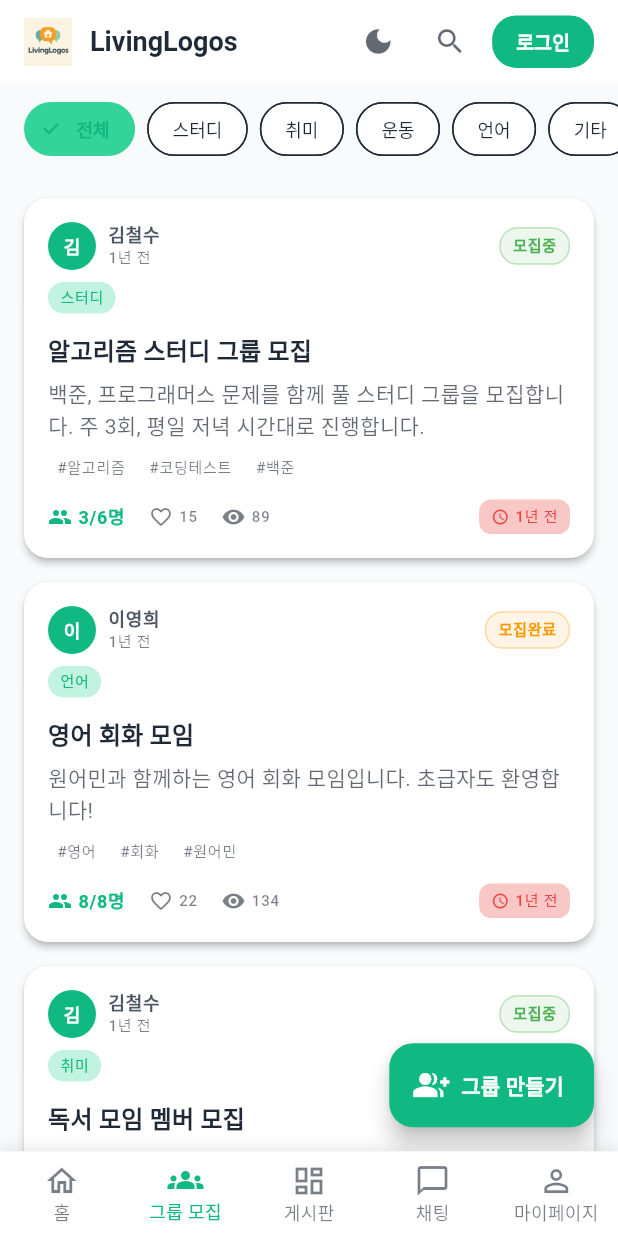
After one commit to Dormitory-community/flutter, a Flutter app: the screen it shows after launch, item 2 of the bottom bar chosen, on a phone screen of 412 x 824 dp. The commit adds this screen. Run offline on Flutter 3.47's test engine with Material 3 defaults, Android fonts, the phone set to English and light mode, and no system bars; our stand-ins replace flutter_riverpod, go_router, shared_preferences, supabase_flutter, timeago; missing offline and left inert: kakao_flutter_sdk; accounts and stored records are empty; Roboto replaces fonts that are missing (Pretendard).

Commit message:
feat: 로고 마이그레이션

```diff
--- a/lib/core/router/app_router.dart
+++ b/lib/core/router/app_router.dart
@@ -10,7 +10,7 @@ import '../../features/home/screens/main_scaffold.dart';
 import '../../features/boards/screens/boards_screen.dart';
 // import '../../features/boards/screens/board_detail_screen.dart';
 // import '../../features/boards/screens/board_write_screen.dart';
-// import '../../features/groups/screens/groups_screen.dart';
+import '../../features/groups/screens/groups_screen.dart';
 // import '../../features/groups/screens/group_detail_screen.dart';
 // import '../../features/groups/screens/group_write_screen.dart';
 // import '../../features/account/screens/my_page_screen.dart';
@@ -106,12 +106,12 @@ final routerProvider = Provider<GoRouter>((ref) {
               child: BoardsScreen(),
             ),
           ),
-          // GoRoute(
-          //   path: AppRoutes.groups,
-          //   pageBuilder: (context, state) => const NoTransitionPage(
-          //     child: GroupsScreen(),
-          //   ),
-          // ),
+          GoRoute(
+            path: AppRoutes.groups,
+            pageBuilder: (context, state) => const NoTransitionPage(
+              child: GroupsScreen(),
+            ),
+          ),
           // GoRoute(
           //   path: AppRoutes.myPage,
           //   pageBuilder: (context, state) => const NoTransitionPage(
--- /dev/null
+++ b/lib/features/groups/screens/groups_screen.dart
@@ -0,0 +1,499 @@
+import 'package:flutter/material.dart';
+import 'package:flutter_riverpod/flutter_riverpod.dart';
+import 'package:go_router/go_router.dart';
+import 'package:timeago/timeago.dart' as timeago;
+
+import '../../../core/router/app_router.dart';
+import '../../../core/models/user_model.dart';
+
+// Group model
+class GroupModel {
+  final String id;
+  final String title;
+  final String content;
+  final UserModel author;
+  final DateTime createdAt;
+  final DateTime updatedAt;
+  final String category;
+  final int likes;
+  final int views;
+  final List<String> tags;
+  final int participantCount;
+  final int maxParticipants;
+  final DateTime? deadline;
+  final String status; // recruiting, full, closed
+
+  GroupModel({
+    required this.id,
+    required this.title,
+    required this.content,
+    required this.author,
+    required this.createdAt,
+    required this.updatedAt,
+    required this.category,
+    this.likes = 0,
+    this.views = 0,
+    this.tags = const [],
+    required this.participantCount,
+    required this.maxParticipants,
+    this.deadline,
+    this.status = 'recruiting',
+  });
+
+  String get excerpt {
+    const maxLength = 100;
+    if (content.length <= maxLength) return content;
+    return '${content.substring(0, maxLength)}...';
+  }
+
+  bool get isRecruiting => status == 'recruiting';
+  bool get isFull => participantCount >= maxParticipants;
+  Color get statusColor {
+    switch (status) {
+      case 'recruiting':
+        return Colors.green;
+      case 'full':
+        return Colors.orange;
+      case 'closed':
+        return Colors.red;
+      default:
+        return Colors.grey;
+    }
+  }
+
+  String get statusText {
+    switch (status) {
+      case 'recruiting':
+        return '모집중';
+      case 'full':
+        return '모집완료';
+      case 'closed':
+        return '모집마감';
+      default:
+        return '알수없음';
+    }
+  }
+}
+
+// Mock data provider
+final groupsProvider = StateProvider<List<GroupModel>>((ref) {
+  final mockUser1 = UserModel(
+    id: 'user-1',
+    email: 'chulsoo.kim@example.com',
+    name: '김철수',
+    studentId: '202312345',
+  );
+
+  final mockUser2 = UserModel(
+    id: 'user-2',
+    email: 'younghee.lee@example.com',
+    name: '이영희',
+    studentId: '202254321',
+  );
+
+  return [
+    GroupModel(
+      id: '1',
+      title: '알고리즘 스터디 그룹 모집',
+      content: '백준, 프로그래머스 문제를 함께 풀 스터디 그룹을 모집합니다. 주 3회, 평일 저녁 시간대로 진행합니다.',
+      author: mockUser1,
+      createdAt: DateTime(2024, 7, 20, 14, 0, 0),
+      updatedAt: DateTime(2024, 7, 20, 14, 0, 0),
+      category: '스터디',
+      likes: 15,
+      tags: ['알고리즘', '코딩테스트', '백준'],
+      views: 89,
+      participantCount: 3,
+      maxParticipants: 6,
+      deadline: DateTime(2024, 7, 25),
+      status: 'recruiting',
+    ),
+    GroupModel(
+      id: '2',
+      title: '영어 회화 모임',
+      content: '원어민과 함께하는 영어 회화 모임입니다. 초급자도 환영합니다!',
+      author: mockUser2,
+      createdAt: DateTime(2024, 7, 19, 16, 30, 0),
+      updatedAt: DateTime(2024, 7, 19, 16, 30, 0),
+      category: '언어',
+      likes: 22,
+      tags: ['영어', '회화', '원어민'],
+      views: 134,
+      participantCount: 8,
+      maxParticipants: 8,
+      deadline: DateTime(2024, 7, 22),
+      status: 'full',
+    ),
+    GroupModel(
+      id: '3',
+      title: '독서 모임 멤버 모집',
+      content: '한 달에 한 권씩 책을 읽고 토론하는 독서 모임입니다. 다양한 장르의 책을 읽어보아요.',
+      author: mockUser1,
+      createdAt: DateTime(2024, 7, 18, 20, 15, 0),
+      updatedAt: DateTime(2024, 7, 18, 20, 15, 0),
+      category: '취미',
+      likes: 18,
+      tags: ['독서', '토론', '모임'],
+      views: 67,
+      participantCount: 2,
+      maxParticipants: 10,
+      deadline: DateTime(2024, 7, 30),
+      status: 'recruiting',
+    ),
+  ];
+});
+
+final selectedGroupCategoryProvider = StateProvider<String>((ref) => '전체');
+
+class GroupsScreen extends ConsumerWidget {
+  const GroupsScreen({super.key});
+
+  @override
+  Widget build(BuildContext context, WidgetRef ref) {
+    final groups = ref.watch(groupsProvider);
+    final selectedCategory = ref.watch(selectedGroupCategoryProvider);
+
+    final categories = ['전체', '스터디', '취미', '운동', '언어', '기타'];
+
+    final filteredGroups = selectedCategory == '전체'
+        ? groups
+        : groups.where((group) => group.category == selectedCategory).toList();
+
+    return Scaffold(
+      backgroundColor: Theme.of(context).colorScheme.background,
+      body: Column(
+        children: [
+          // Category Filter
+          Container(
+            height: 60,
+            padding: const EdgeInsets.symmetric(vertical: 8),
+            child: ListView.builder(
+              scrollDirection: Axis.horizontal,
+              padding: const EdgeInsets.symmetric(horizontal: 16),
+              itemCount: categories.length,
+              itemBuilder: (context, index) {
+                final category = categories[index];
+                final isSelected = category == selectedCategory;
+
+                return Padding(
+                  padding: const EdgeInsets.only(right: 8),
+                  child: FilterChip(
+                    label: Text(category),
+                    selected: isSelected,
+                    onSelected: (selected) {
+                      ref.read(selectedGroupCategoryProvider.notifier).state = category;
+                    },
+                    backgroundColor: Theme.of(context).colorScheme.surface,
+                    selectedColor: Theme.of(context).colorScheme.primaryContainer,
+                    checkmarkColor: Theme.of(context).colorScheme.primary,
+                    labelStyle: TextStyle(
+                      color: isSelected
+                          ? Theme.of(context).colorScheme.primary
+                          : Theme.of(context).colorScheme.onSurface,
+                      fontWeight: isSelected ? FontWeight.w600 : FontWeight.w500,
+                    ),
+                  ),
+                );
+              },
+            ),
+          ),
+
+          // Groups List
+          Expanded(
+            child: RefreshIndicator(
+              onRefresh: () async {
+                // TODO: Refresh groups from API
+                await Future.delayed(const Duration(seconds: 1));
+              },
+              child: ListView.builder(
+                padding: const EdgeInsets.all(16),
+                itemCount: filteredGroups.length,
+                itemBuilder: (context, index) {
+                  final group = filteredGroups[index];
+                  return _GroupCard(
+                    group: group,
+                    onTap: () {
+                      context.push(
+                        AppRoutes.groupDetail.replaceAll(':id', group.id),
+                      );
+                    },
+                    showCategory: selectedCategory == '전체',
+                  );
+                },
+              ),
+            ),
+          ),
+        ],
+      ),
+      floatingActionButton: FloatingActionButton.extended(
+        onPressed: () {
+          context.push(AppRoutes.groupWrite);
+        },
+        icon: const Icon(Icons.group_add),
+        label: const Text('그룹 만들기'),
+        backgroundColor: Theme.of(context).colorScheme.primary,
+        foregroundColor: Colors.white,
+      ),
+    );
+  }
+}
+
+class _GroupCard extends StatelessWidget {
+  const _GroupCard({
+    required this.group,
+    this.onTap,
+    this.showCategory = false,
+  });
+
+  final GroupModel group;
+  final VoidCallback? onTap;
+  final bool showCategory;
+
+  @override
+  Widget build(BuildContext context) {
+    return Card(
+      margin: const EdgeInsets.only(bottom: 16),
+      child: InkWell(
+        onTap: onTap,
+        borderRadius: BorderRadius.circular(16),
+        child: Padding(
+          padding: const EdgeInsets.all(16),
+          child: Column(
+            crossAxisAlignment: CrossAxisAlignment.start,
+            children: [
+              // Header Row
+              Row(
+                children: [
+                  // Author Avatar
+                  CircleAvatar(
+                    radius: 16,
+                    backgroundColor: Theme.of(context).colorScheme.primary,
+                    child: Text(
+                      group.author.initials,
+                      style: const TextStyle(
+                        color: Colors.white,
+                        fontSize: 12,
+                        fontWeight: FontWeight.w600,
+                      ),
+                    ),
+                  ),
+
+                  const SizedBox(width: 8),
+
+                  // Author Name and Time
+                  Expanded(
+                    child: Column(
+                      crossAxisAlignment: CrossAxisAlignment.start,
+                      children: [
+                        Text(
+                          group.author.displayName,
+                          style: Theme.of(context).textTheme.labelMedium?.copyWith(
+                            fontWeight: FontWeight.w600,
+                          ),
+                        ),
+                        Text(
+                          timeago.format(group.createdAt, locale: 'ko'),
+                          style: Theme.of(context).textTheme.labelSmall?.copyWith(
+                            color: Theme.of(context).colorScheme.onSurface.withOpacity(0.6),
+                          ),
+                        ),
+                      ],
+                    ),
+                  ),
+
+                  // Status Badge
+                  Container(
+                    padding: const EdgeInsets.symmetric(
+                      horizontal: 8,
+                      vertical: 4,
+                    ),
+                    decoration: BoxDecoration(
+                      color: group.statusColor.withOpacity(0.1),
+                      borderRadius: BorderRadius.circular(12),
+                      border: Border.all(
+                        color: group.statusColor.withOpacity(0.3),
+                      ),
+                    ),
+                    child: Text(
+                      group.statusText,
+                      style: Theme.of(context).textTheme.labelSmall?.copyWith(
+                        color: group.statusColor,
+                        fontWeight: FontWeight.w600,
+                        fontSize: 10,
+                      ),
+                    ),
+                  ),
+                ],
+              ),
+
+              const SizedBox(width: 12),
+
+              // Category Chip (if showCategory is true)
+              if (showCategory) ...[
+                const SizedBox(height: 8),
+                Container(
+                  padding: const EdgeInsets.symmetric(
+                    horizontal: 8,
+                    vertical: 3,
+                  ),
+                  decoration: BoxDecoration(
+                    color: Theme.of(context).colorScheme.primaryContainer.withOpacity(0.3),
+                    borderRadius: BorderRadius.circular(12),
+                  ),
+                  child: Text(
+                    group.category,
+                    style: Theme.of(context).textTheme.labelSmall?.copyWith(
+                      color: Theme.of(context).colorScheme.primary,
+                      fontWeight: FontWeight.w500,
+                    ),
+                  ),
+                ),
+              ],
+
+              const SizedBox(height: 12),
+
+              // Title
+              Text(
+                group.title,
+                style: Theme.of(context).textTheme.titleMedium?.copyWith(
+                  fontWeight: FontWeight.w600,
+                ),
+                maxLines: 2,
+                overflow: TextOverflow.ellipsis,
+              ),
+
+              const SizedBox(height: 6),
+
+              // Content Excerpt
+              Text(
+                group.excerpt,
+                style: Theme.of(context).textTheme.bodyMedium?.copyWith(
+                  color: Theme.of(context).colorScheme.onSurface.withOpacity(0.7),
+                  height: 1.4,
+                ),
+                maxLines: 3,
+                overflow: TextOverflow.ellipsis,
+              ),
+
+              // Tags (if available)
+              if (group.tags.isNotEmpty) ...[
+                const SizedBox(height: 8),
+                Wrap(
+                  spacing: 4,
+                  runSpacing: 4,
+                  children: group.tags.take(3).map((tag) {
+                    return Container(
+                      padding: const EdgeInsets.symmetric(
+                        horizontal: 6,
+                        vertical: 2,
+                      ),
+                      decoration: BoxDecoration(
+                        color: Theme.of(context).colorScheme.surfaceVariant.withOpacity(0.5),
+                        borderRadius: BorderRadius.circular(8),
+                      ),
+                      child: Text(
+                        '#$tag',
+                        style: Theme.of(context).textTheme.labelSmall?.copyWith(
+                          color: Theme.of(context).colorScheme.onSurface.withOpacity(0.6),
+                          fontSize: 10,
+                        ),
+                      ),
+                    );
+                  }).toList(),
+                ),
+              ],
+
+              const SizedBox(height: 12),
+
+              // Footer Row
+              Row(
+                children: [
+                  // Participants
+                  Icon(
+                    Icons.people,
+                    size: 16,
+                    color: Theme.of(context).colorScheme.primary,
+                  ),
+                  const SizedBox(width: 4),
+                  Text(
+                    '${group.participantCount}/${group.maxParticipants}명',
+                    style: Theme.of(context).textTheme.labelMedium?.copyWith(
+                      color: Theme.of(context).colorScheme.primary,
+                      fontWeight: FontWeight.w600,
+                    ),
+                  ),
+
+                  const SizedBox(width: 16),
+
+                  // Likes
+                  Icon(
+                    Icons.favorite_border,
+                    size: 16,
+                    color: Theme.of(context).colorScheme.onSurface.withOpacity(0.6),
+                  ),
+                  const SizedBox(width: 4),
+                  Text(
+                    group.likes.toString(),
+                    style: Theme.of(context).textTheme.labelSmall?.copyWith(
+                      color: Theme.of(context).colorScheme.onSurface.withOpacity(0.6),
+                    ),
+                  ),
+
+                  const SizedBox(width: 16),
+
+                  // Views
+                  Icon(
+                    Icons.visibility,
+                    size: 16,
+                    color: Theme.of(context).colorScheme.onSurface.withOpacity(0.6),
+                  ),
+                  const SizedBox(width: 4),
+                  Text(
+                    group.views.toString(),
+                    style: Theme.of(context).textTheme.labelSmall?.copyWith(
+                      color: Theme.of(context).colorScheme.onSurface.withOpacity(0.6),
+                    ),
+                  ),
+
+                  const Spacer(),
+
+                  // Deadline (if available)
+                  if (group.deadline != null)
+                    Container(
+                      padding: const EdgeInsets.symmetric(
+                        horizontal: 8,
+                        vertical: 4,
+                      ),
+                      decoration: BoxDecoration(
+                        color: Theme.of(context).colorScheme.errorContainer.withOpacity(0.3),
+                        borderRadius: BorderRadius.circular(8),
+                      ),
+                      child: Row(
+                        mainAxisSize: MainAxisSize.min,
+                        children: [
+                          Icon(
+                            Icons.schedule,
+                            size: 12,
+                            color: Theme.of(context).colorScheme.error,
+                          ),
+                          const SizedBox(width: 4),
+                          Text(
+                            timeago.format(group.deadline!, locale: 'ko'),
+                            style: Theme.of(context).textTheme.labelSmall?.copyWith(
+                              color: Theme.of(context).colorScheme.error,
+                              fontSize: 10,
+                              fontWeight: FontWeight.w500,
+                            ),
+                          ),
+                        ],
+                      ),
+                    ),
+                ],
+              ),
+            ],
+          ),
+        ),
+      ),
+    );
+  }
+}
--- a/lib/features/home/widgets/app_header.dart
+++ b/lib/features/home/widgets/app_header.dart
@@ -37,23 +37,11 @@ class AppHeader extends ConsumerWidget {
               onTap: () => context.go(AppRoutes.landing),
               child: Row(
                 children: [
-                  // Logo
-                  Container(
+                  Image.asset(
+                    'assets/images/logo.png',
                     width: 32,
                     height: 32,
-                    decoration: BoxDecoration(
-                      borderRadius: BorderRadius.circular(8),
-                      gradient: const LinearGradient(
-                        colors: [Color(0xFF10b981), Color(0xFF34d399)],
-                        begin: Alignment.topLeft,
-                        end: Alignment.bottomRight,
-                      ),
-                    ),
-                    child: const Icon(
-                      Icons.home,
-                      color: Colors.white,
-                      size: 20,
-                    ),
+                    fit: BoxFit.contain,
                   ),
                   const SizedBox(width: 12),
 
```
